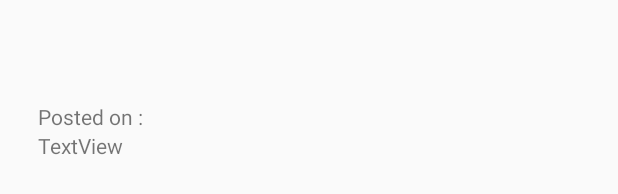
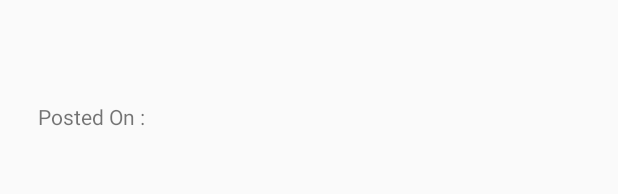
Before and after one commit to MartinTrocha/Instabook, an Android app: the layout vertical_recycler_item.xml on its own in the app's theme, with its tools: preview values and no code run, on a phone screen of 412 x 824 dp. Shown: the part 728-922 px from the top of the screen. Run offline under Robolectric (Android 15) with nearby library versions, the phone set to English and light mode, and no system bars; plain views replace SimpleDraweeView.

Commit message:
male nutne zmeny

```diff
--- a/app/src/main/java/com/example/martin/instabook/RecyclerAdapterVertical.java
+++ b/app/src/main/java/com/example/martin/instabook/RecyclerAdapterVertical.java
@@ -80,6 +80,7 @@
         if (i == 0) {
             // imgView.setVisibility(View.INVISIBLE);
             imgView.setImageURI(userPlaceholderImageUrl);
+            imgView.setOnClickListener(null);
             txtEmailContactHint.setVisibility(View.VISIBLE);
             txtEmailContact.setVisibility(View.VISIBLE);
             try {
@@ -125,6 +126,8 @@
                 txtNumPostsUser.setText("");
                 if (this.dataset.getMedia().get(i-1).getType().equals(MainActivity.PHOTO_TYPE)) {
                     imgView.setImageURI(MainActivity.DOWNLOAD_URL + this.dataset.getMedia().get(i-1).getImageUrl());
+                } else if (this.dataset.getMedia().get(i-1).getType().equals(MainActivity.VIDEO_TYPE)){
+                    imgView.setImageResource(R.drawable.video);
                 }
 
             } catch (Exception e) {
--- a/app/src/main/res/layout/add_post.xml
+++ b/app/src/main/res/layout/add_post.xml
@@ -27,7 +27,6 @@
             android:layout_width="75dp"
             android:layout_height="75dp"
             android:layout_alignParentStart="true"
-            android:layout_below="@+id/edtResp"
             android:layout_marginEnd="16dp"
             android:layout_marginStart="16dp"
             android:layout_marginTop="16dp"
--- a/app/src/main/res/layout/upload_main.xml
+++ b/app/src/main/res/layout/upload_main.xml
@@ -28,7 +28,6 @@
             android:layout_width="75dp"
             android:layout_height="75dp"
             android:layout_alignParentStart="true"
-            android:layout_below="@+id/edtResp"
             android:layout_marginEnd="16dp"
             android:layout_marginStart="16dp"
             android:layout_marginTop="16dp"
--- a/app/src/main/res/layout/vertical_recycler_item.xml
+++ b/app/src/main/res/layout/vertical_recycler_item.xml
@@ -12,10 +12,10 @@
         android:layout_width="match_parent"
         android:layout_height="wrap_content"
         fresco:viewAspectRatio="1"
-        fresco:placeholderImage="@drawable/video"
-        fresco:placeholderImageScaleType="fitXY"
+        fresco:placeholderImage="@android:drawable/stat_notify_sync_noanim"
+        fresco:placeholderImageScaleType="centerCrop"
         fresco:progressBarImage="@android:drawable/stat_notify_sync_noanim"
-        fresco:progressBarImageScaleType="fitXY"
+        fresco:progressBarImageScaleType="centerCrop"
         fresco:roundedCornerRadius="25dp"
         fresco:roundingBorderWidth="3dp"
         fresco:roundingBorderColor="@color/colorAccent"
@@ -50,6 +50,8 @@
         android:id="@+id/linearLayout"
         android:layout_width="362dp"
         android:layout_height="115dp"
+        android:layout_marginEnd="16dp"
+        android:layout_marginStart="16dp"
         android:orientation="vertical"
         app:layout_constraintBottom_toBottomOf="parent"
         app:layout_constraintEnd_toEndOf="parent"
@@ -60,14 +62,12 @@
             android:id="@+id/postedOnText"
             android:layout_width="wrap_content"
             android:layout_height="wrap_content"
-            android:text="Posted on : " />
+            android:text="@string/postedOnText"/>
 
         <TextView
             android:id="@+id/txtDate"
             android:layout_width="wrap_content"
-            android:layout_height="wrap_content"
-
-            android:text="TextView" />
+            android:layout_height="wrap_content" />
 
         <TextView
             android:id="@+id/numberOfPostsUserPostedProfileId"
--- a/app/src/main/res/values/strings.xml
+++ b/app/src/main/res/values/strings.xml
@@ -42,4 +42,5 @@
     <string name="capture_image">Capture image</string>
     <string name="pick_video">Pick video</string>
     <string name="capture_video">Capture video</string>
+    <string name="postedOnText">Posted On : </string>
 </resources>
```
